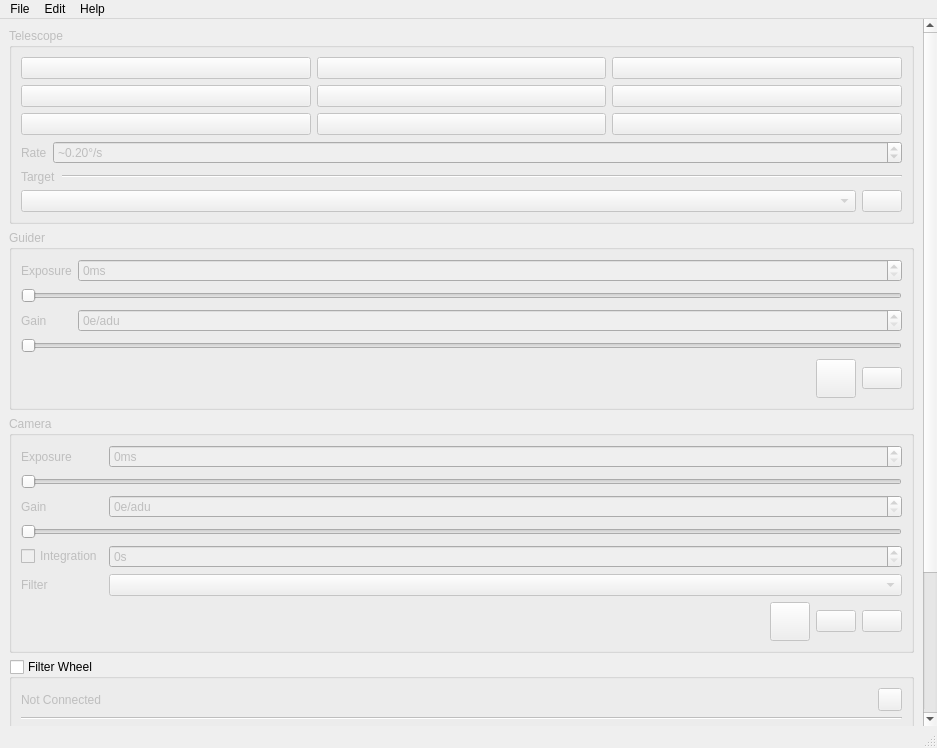
This is qt/mainwindow.ui in EthanChappel/Ecliptic as Qt 5 draws it before an edit. The edited form follows.
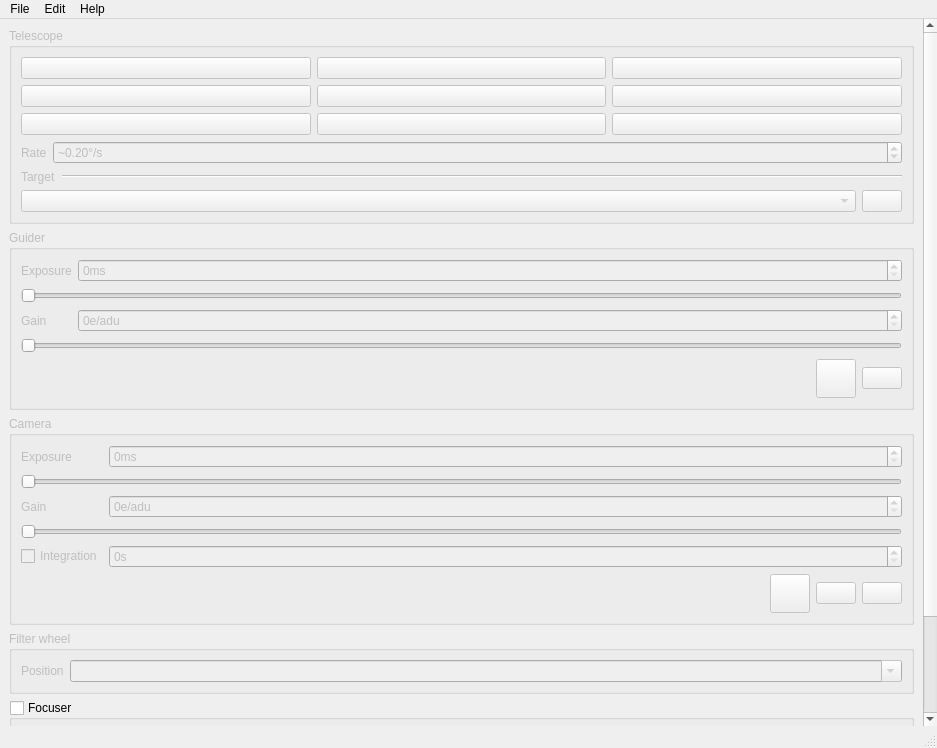
This is the edited form. Icons and pictures are not drawn.

Commit message: Handle filter wheel connection in settings dock

The edit to the form file:
```diff
--- a/qt/mainwindow.ui
+++ b/qt/mainwindow.ui
@@ -65,13 +65,13 @@
        <number>0</number>
       </property>
       <property name="verticalScrollBarPolicy">
-       <enum>Qt::ScrollBarAlwaysOn</enum>
+       <enum>Qt::ScrollBarAsNeeded</enum>
       </property>
       <property name="horizontalScrollBarPolicy">
        <enum>Qt::ScrollBarAlwaysOff</enum>
       </property>
       <property name="sizeAdjustPolicy">
-       <enum>QAbstractScrollArea::AdjustToContentsOnFirstShow</enum>
+       <enum>QAbstractScrollArea::AdjustToContents</enum>
       </property>
       <property name="widgetResizable">
        <bool>true</bool>
@@ -82,7 +82,7 @@
          <x>0</x>
          <y>0</y>
          <width>920</width>
-         <height>931</height>
+         <height>866</height>
         </rect>
        </property>
        <layout class="QFormLayout" name="formLayout_4">
@@ -808,7 +808,30 @@
                 </property>
                </widget>
               </item>
-              <item row="6" column="0" colspan="2">
+              <item row="2" column="1">
+               <widget class="QSpinBox" name="camera_gain_spinbox">
+                <property name="focusPolicy">
+                 <enum>Qt::StrongFocus</enum>
+                </property>
+                <property name="suffix">
+                 <string>e/adu</string>
+                </property>
+               </widget>
+              </item>
+              <item row="4" column="1">
+               <widget class="QSpinBox" name="camera_integration_spinbox">
+                <property name="enabled">
+                 <bool>false</bool>
+                </property>
+                <property name="focusPolicy">
+                 <enum>Qt::StrongFocus</enum>
+                </property>
+                <property name="suffix">
+                 <string>s</string>
+                </property>
+               </widget>
+              </item>
+              <item row="5" column="0" colspan="2">
                <layout class="QHBoxLayout" name="horizontallayout_8">
                 <item>
                  <spacer name="horizontalSpacer_2">
@@ -906,49 +929,6 @@
                 </item>
                </layout>
               </item>
-              <item row="5" column="1">
-               <widget class="QComboBox" name="camera_filter_combobox">
-                <property name="sizePolicy">
-                 <sizepolicy hsizetype="Minimum" vsizetype="Fixed">
-                  <horstretch>0</horstretch>
-                  <verstretch>0</verstretch>
-                 </sizepolicy>
-                </property>
-                <property name="focusPolicy">
-                 <enum>Qt::StrongFocus</enum>
-                </property>
-               </widget>
-              </item>
-              <item row="4" column="1">
-               <widget class="QSpinBox" name="camera_integration_spinbox">
-                <property name="enabled">
-                 <bool>false</bool>
-                </property>
-                <property name="focusPolicy">
-                 <enum>Qt::StrongFocus</enum>
-                </property>
-                <property name="suffix">
-                 <string>s</string>
-                </property>
-               </widget>
-              </item>
-              <item row="2" column="1">
-               <widget class="QSpinBox" name="camera_gain_spinbox">
-                <property name="focusPolicy">
-                 <enum>Qt::StrongFocus</enum>
-                </property>
-                <property name="suffix">
-                 <string>e/adu</string>
-                </property>
-               </widget>
-              </item>
-              <item row="5" column="0">
-               <widget class="QLabel" name="camera_filter_label">
-                <property name="text">
-                 <string>Filter</string>
-                </property>
-               </widget>
-              </item>
              </layout>
             </widget>
            </item>
@@ -957,6 +937,9 @@
         </item>
         <item row="3" column="0" colspan="2">
          <widget class="QGroupBox" name="wheel_group">
+          <property name="enabled">
+           <bool>false</bool>
+          </property>
           <property name="sizePolicy">
            <sizepolicy hsizetype="Preferred" vsizetype="Fixed">
             <horstretch>0</horstretch>
@@ -964,56 +947,10 @@
            </sizepolicy>
           </property>
           <property name="title">
-           <string>Filter Wheel</string>
-          </property>
-          <property name="checkable">
-           <bool>true</bool>
-          </property>
-          <property name="checked">
-           <bool>false</bool>
+           <string>Filter wheel</string>
           </property>
           <layout class="QFormLayout" name="formLayout">
            <item row="0" column="0" colspan="2">
-            <layout class="QHBoxLayout" name="horizontallayout_13">
-             <item>
-              <widget class="QLabel" name="wheel_name_label">
-               <property name="sizePolicy">
-                <sizepolicy hsizetype="Ignored" vsizetype="Preferred">
-                 <horstretch>0</horstretch>
-                 <verstretch>0</verstretch>
-                </sizepolicy>
-               </property>
-               <property name="text">
-                <string>Not Connected</string>
-               </property>
-               <property name="wordWrap">
-                <bool>true</bool>
-               </property>
-              </widget>
-             </item>
-             <item>
-              <widget class="QToolButton" name="wheel_settings_btn">
-               <property name="sizePolicy">
-                <sizepolicy hsizetype="Fixed" vsizetype="Preferred">
-                 <horstretch>0</horstretch>
-                 <verstretch>0</verstretch>
-                </sizepolicy>
-               </property>
-               <property name="text">
-                <string/>
-               </property>
-               <property name="icon">
-                <iconset resource="resources/res.qrc">
-                 <normaloff>:/icons/ic_settings_white_48px.svg</normaloff>:/icons/ic_settings_white_48px.svg</iconset>
-               </property>
-               <property name="popupMode">
-                <enum>QToolButton::InstantPopup</enum>
-               </property>
-              </widget>
-             </item>
-            </layout>
-           </item>
-           <item row="1" column="0" colspan="2">
             <widget class="QFrame" name="wheel_frame">
              <property name="frameShape">
               <enum>QFrame::NoFrame</enum>
@@ -1037,7 +974,7 @@
               <property name="bottomMargin">
                <number>0</number>
               </property>
-              <item row="1" column="0">
+              <item row="0" column="0">
                <widget class="QLabel" name="position_label">
                 <property name="sizePolicy">
                  <sizepolicy hsizetype="Fixed" vsizetype="Preferred">
@@ -1050,7 +987,7 @@
                 </property>
                </widget>
               </item>
-              <item row="1" column="1">
+              <item row="0" column="1">
                <widget class="QComboBox" name="position_combobox">
                 <property name="sizePolicy">
                  <sizepolicy hsizetype="Minimum" vsizetype="Preferred">
@@ -1069,13 +1006,6 @@
                 </property>
                </widget>
               </item>
-              <item row="0" column="0" colspan="2">
-               <widget class="Line" name="line_6">
-                <property name="orientation">
-                 <enum>Qt::Horizontal</enum>
-                </property>
-               </widget>
-              </item>
              </layout>
             </widget>
            </item>
```
Left out of the diff: 139 changed lines with no effect on the pictures. The commit also changes 3 other files.
